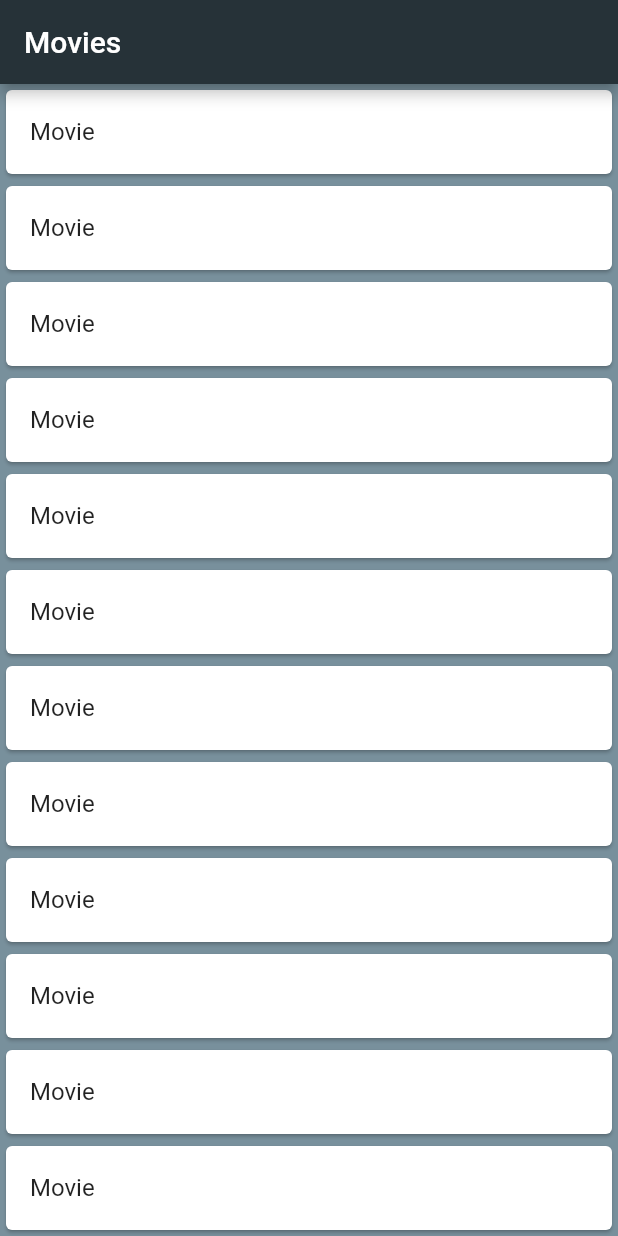
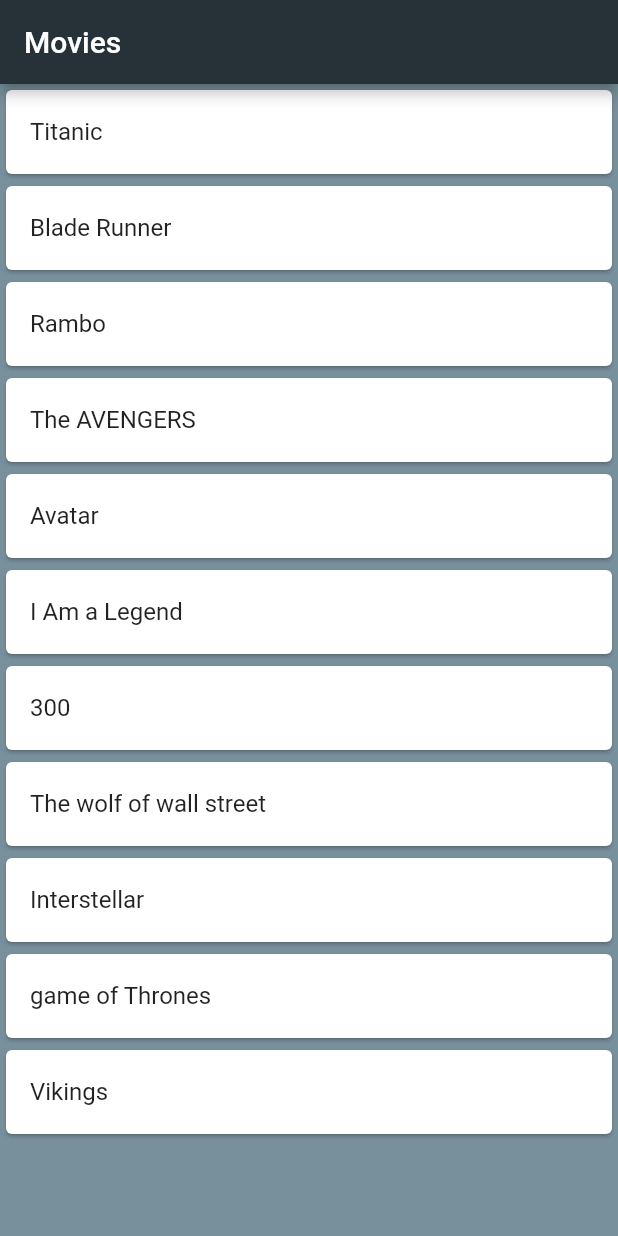
Before and after one commit to ashiquemhd63/Movie_app, a Flutter app: the screen it shows after launch, on a phone screen of 412 x 824 dp. Run offline on Flutter 3.47's test engine with Material 2 defaults, Android fonts, the phone set to English and light mode, and no system bars.

Commit message:
Added movie names

```diff
--- a/lib/widgets/home.dart
+++ b/lib/widgets/home.dart
@@ -1,6 +1,20 @@
 import 'package:flutter/material.dart';
 
 class MovieListView extends StatelessWidget {
+  final List movies=[
+    "Titanic",
+    "Blade Runner",
+    "Rambo",
+    "The AVENGERS",
+    "Avatar",
+    "I Am a Legend",
+    "300",
+    "The wolf of wall street",
+    "Interstellar",
+    "game of Thrones",
+    "Vikings"
+
+  ];
   @override
   Widget build(BuildContext context) {
     return Scaffold(
@@ -10,12 +24,15 @@ class MovieListView extends StatelessWidget {
       ),
       backgroundColor: Colors.blueGrey.shade400,
       //[ListView.builder] is used to generate dynamic content from external source
-      body:ListView.builder(itemBuilder: (BuildContext context,int index){
+      body:ListView.builder(
+          itemCount: movies.length,//The count of data items
+          itemBuilder: (BuildContext context,int index){
 
-        return Card(
+        return Card(//card is used to represent some related information like album,contact details
           color: Colors.white,
           child: ListTile(
-            title: Text("Movie"),
+            title: Text(movies[index]),
+
 
 
           ),
```
